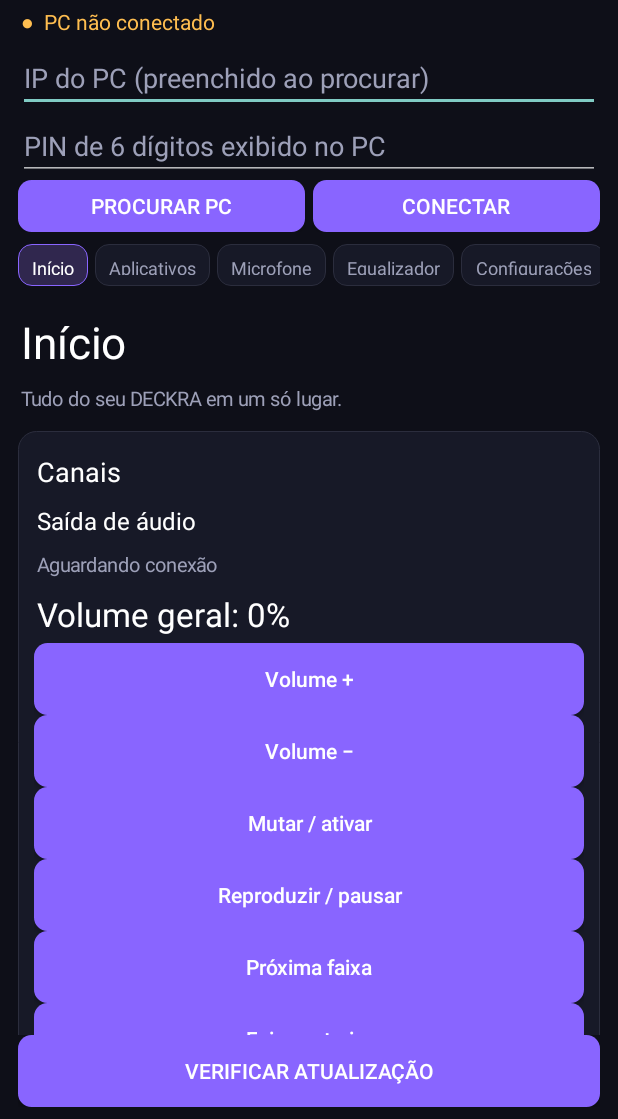
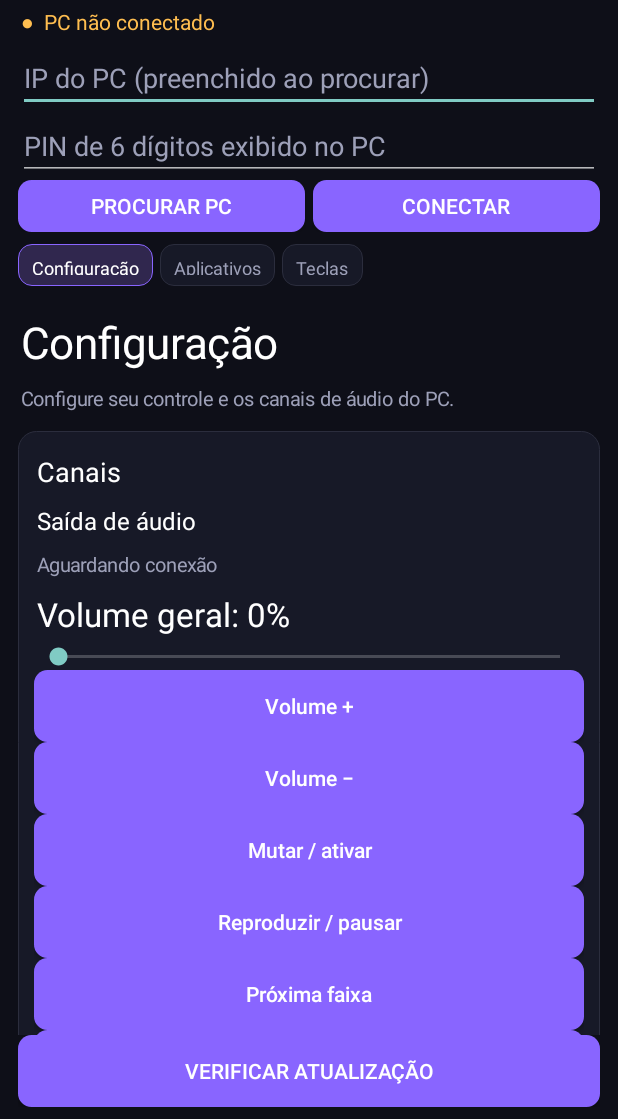
Before and after one commit to VelaSmart/Morfy3D, an Android app: the screen it shows after launch (MainActivity), on a phone screen of 412 x 824 dp, the part 117-1236 px from its top. Run offline under Robolectric (Android 15) with nearby library versions, the light colour scheme and no system bars.

Commit message:
Alinha navegação mobile ao desktop e automatiza configuração da Bridge

```diff
--- a/deckra-mobile/app/src/main/java/com/velasmart/deckramobile/MainActivity.kt
+++ b/deckra-mobile/app/src/main/java/com/velasmart/deckramobile/MainActivity.kt
@@ -26,7 +26,7 @@ class MainActivity : Activity() {
     private var socket: WebSocket? = null
     private var host = ""
     private var paired = false
-    private var currentPage = "Início"
+    private var currentPage = "Configuração"
     private lateinit var root: LinearLayout
     private lateinit var content: LinearLayout
     private lateinit var status: TextView
@@ -79,19 +79,27 @@ class MainActivity : Activity() {
         content.removeAllViews()
         content.addView(label(currentPage,29,Color.WHITE))
         content.addView(label(when(currentPage) {
-            "Início" -> "Tudo do seu DECKRA em um só lugar."
+            "Configuração" -> "Configure seu controle e os canais de áudio do PC."
             "Aplicativos" -> "Controle o áudio de cada aplicativo do Windows."
             "Microfone" -> "Gerencie o dispositivo de entrada padrão."
             "Equalizador" -> "Estado do processamento de áudio."
             else -> "Conexão e dispositivos do seu DECKRA."
         },13,muted))
         when(currentPage) {
-            "Início" -> {
+            "Configuração" -> {
                 val s=latestState
                 addPanel("Canais") {
                     addView(label("Saída de áudio",16,Color.WHITE))
                     addView(label(s?.optJSONObject("output")?.optString("name") ?: "Aguardando conexão",13,muted))
-                    addView(label("Volume geral: "+((s?.optJSONObject("output")?.optDouble("volume",0.0) ?: 0.0)*100).toInt()+"%",22,Color.WHITE))
+                    val outputVolume=((s?.optJSONObject("output")?.optDouble("volume",0.0) ?: 0.0)*100).toInt()
+                    addView(label("Volume geral: $outputVolume%",22,Color.WHITE))
+                    val masterSeek=SeekBar(this@MainActivity).apply { max=100; progress=outputVolume }
+                    masterSeek.setOnSeekBarChangeListener(object:SeekBar.OnSeekBarChangeListener {
+                        override fun onProgressChanged(b:SeekBar?,v:Int,u:Boolean) {}
+                        override fun onStartTrackingTouch(b:SeekBar?) {}
+                        override fun onStopTrackingTouch(b:SeekBar?) { send("set_master_volume",JSONObject().put("value",(b?.progress ?: 0)/100f)) }
+                    })
+                    addView(masterSeek)
                     addView(action("Volume +") { send("volume_up") })
                     addView(action("Volume −") { send("volume_down") })
                     addView(action("Mutar / ativar") { send("volume_mute") })
@@ -103,9 +111,27 @@ class MainActivity : Activity() {
                     val mic=s?.optJSONObject("microphone")
                     addView(label(mic?.optString("name") ?: "Não conectado",13,muted))
                     addView(label("Volume: "+((mic?.optDouble("volume",0.0) ?: 0.0)*100).toInt()+"%",20,Color.WHITE))
+                    val micSeek=SeekBar(this@MainActivity).apply { max=100; progress=((mic?.optDouble("volume",0.0) ?: 0.0)*100).toInt() }
+                    micSeek.setOnSeekBarChangeListener(object:SeekBar.OnSeekBarChangeListener {
+                        override fun onProgressChanged(b:SeekBar?,v:Int,u:Boolean) {}
+                        override fun onStartTrackingTouch(b:SeekBar?) {}
+                        override fun onStopTrackingTouch(b:SeekBar?) { send("set_mic_volume",JSONObject().put("value",(b?.progress ?: 0)/100f)) }
+                    })
+                    addView(micSeek)
                     addView(action(if(mic?.optBoolean("mute")==true) "Ativar microfone" else "Silenciar microfone") { send("set_mic_mute",JSONObject().put("value",mic?.optBoolean("mute")!=true)) })
                 }
+                addPanel("Equalizador") {
+                    val eq=s?.optJSONObject("equalizer")
+                    addView(label(if(eq?.optBoolean("available")==true) "Disponível" else "Indisponível",15,Color.WHITE))
+                    addView(label(eq?.optString("reason") ?: "Requer driver APO ou dispositivo virtual com processamento no Windows.",12,muted))
+                }
                 addPanel("Dispositivos") { addView(label(if(paired) "Conectado a $host" else "Procurando o DECKRA...",14,if(paired) Color.GREEN else muted)) }
+            }
+            "Teclas" -> {
+                addPanel("Atalhos das teclas") {
+                    addView(label("A interface segue a organização do DECKRA Desktop.",14,Color.WHITE))
+                    addView(label("O serviço Bridge atual ainda não recebe configurações de teclas do controlador. Atribuições serão habilitadas quando o protocolo do firmware estiver integrado. Nenhuma tecla é simulada.",13,muted))
+                }
             }
             "Aplicativos" -> {
                 val apps=latestState?.optJSONArray("applications") ?: JSONArray()
@@ -165,7 +191,7 @@ class MainActivity : Activity() {
     private fun renderNavigation() {
         if(!::navBar.isInitialized) return
         navBar.removeAllViews()
-        listOf("Início","Aplicativos","Microfone","Equalizador","Configurações").forEach { page ->
+        listOf("Configuração","Aplicativos","Teclas").forEach { page ->
             val selected=page==currentPage
             val tab=TextView(this).apply {
                 text=page
```
Also changed, not shown: 3 other files.
